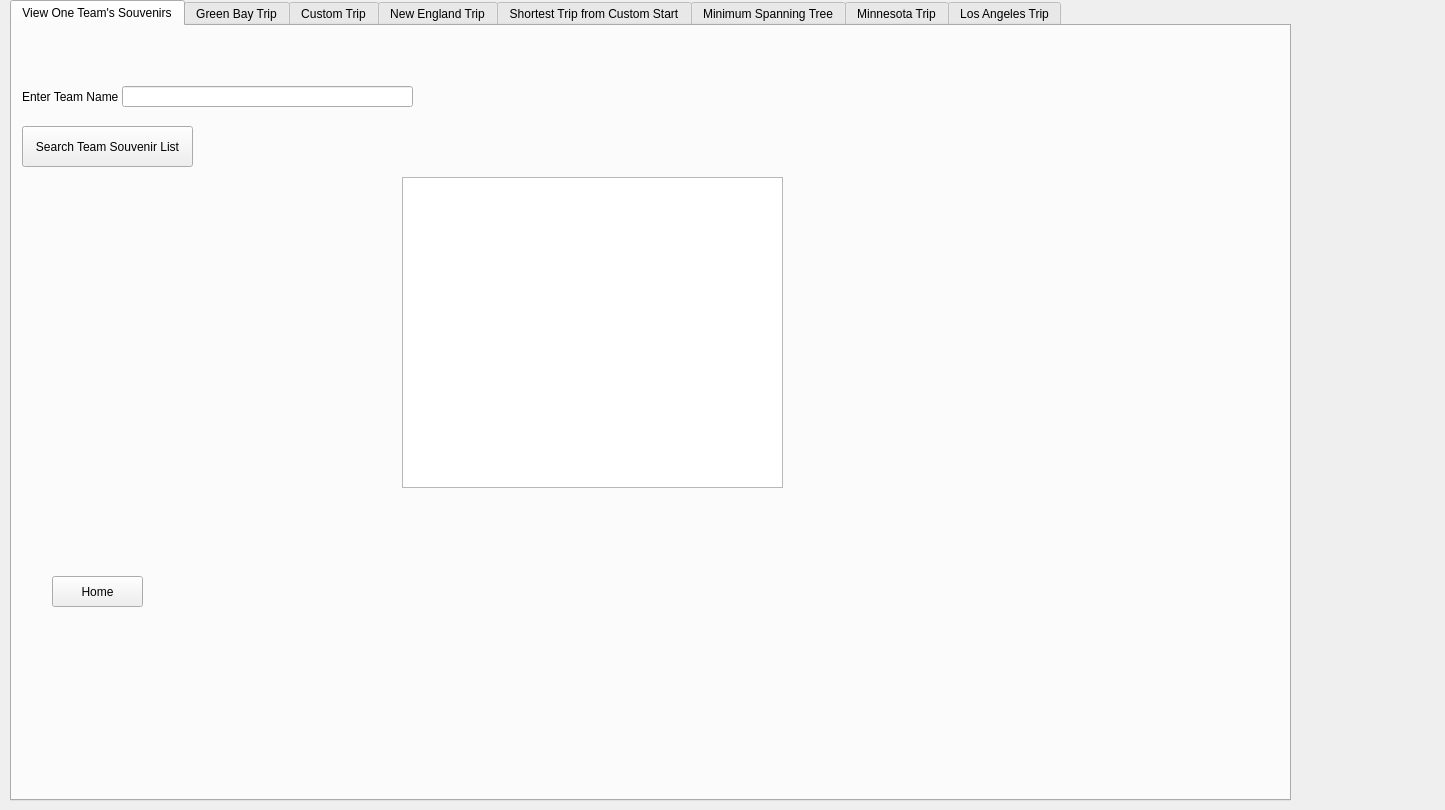
Old version of the form SouvenirAndTrip.ui in the repository TheBeesKnees111/Gamer-Girls.
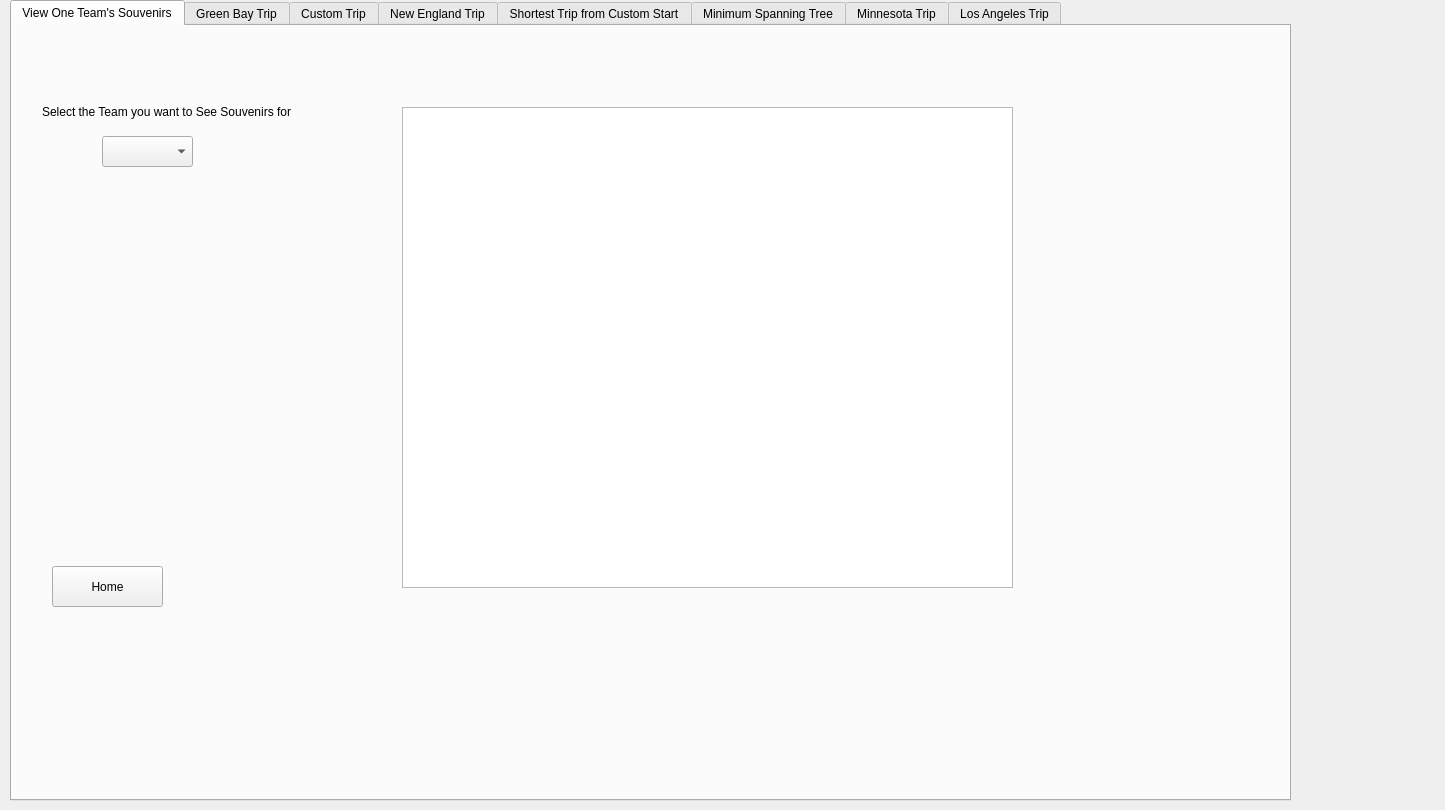
New version of the form.

```diff
--- a/SouvenirAndTrip.ui
+++ b/SouvenirAndTrip.ui
@@ -42,49 +42,13 @@
     <attribute name="title">
      <string>View One Team's Souvenirs</string>
     </attribute>
-    <widget class="QLabel" name="label">
-     <property name="geometry">
-      <rect>
-       <x>10</x>
-       <y>50</y>
-       <width>101</width>
-       <height>41</height>
-      </rect>
-     </property>
-     <property name="text">
-      <string>Enter Team Name</string>
-     </property>
-    </widget>
-    <widget class="QLineEdit" name="SearchTeamLineEdit">
-     <property name="geometry">
-      <rect>
-       <x>110</x>
-       <y>60</y>
-       <width>291</width>
-       <height>21</height>
-      </rect>
-     </property>
-    </widget>
-    <widget class="QPushButton" name="SearchTeamSouvenirPushButton">
-     <property name="geometry">
-      <rect>
-       <x>10</x>
-       <y>100</y>
-       <width>171</width>
-       <height>41</height>
-      </rect>
-     </property>
-     <property name="text">
-      <string>Search Team Souvenir List</string>
-     </property>
-    </widget>
     <widget class="QTableWidget" name="tableWidget">
      <property name="geometry">
       <rect>
        <x>390</x>
-       <y>151</y>
-       <width>381</width>
-       <height>311</height>
+       <y>81</y>
+       <width>611</width>
+       <height>481</height>
       </rect>
      </property>
     </widget>
@@ -92,15 +56,38 @@
      <property name="geometry">
       <rect>
        <x>40</x>
-       <y>550</y>
-       <width>91</width>
-       <height>31</height>
+       <y>540</y>
+       <width>111</width>
+       <height>41</height>
       </rect>
      </property>
      <property name="text">
       <string>Home</string>
      </property>
     </widget>
+    <widget class="QComboBox" name="comboBox_3">
+     <property name="geometry">
+      <rect>
+       <x>90</x>
+       <y>110</y>
+       <width>91</width>
+       <height>31</height>
+      </rect>
+     </property>
+    </widget>
+    <widget class="QLabel" name="label">
+     <property name="geometry">
+      <rect>
+       <x>30</x>
+       <y>70</y>
+       <width>321</width>
+       <height>31</height>
+      </rect>
+     </property>
+     <property name="text">
+      <string>Select the Team you want to See Souvenirs for</string>
+     </property>
+    </widget>
    </widget>
    <widget class="QWidget" name="tab_2">
     <attribute name="title">
```
Left out of the diff: 4 changed lines with no effect on the pictures.
